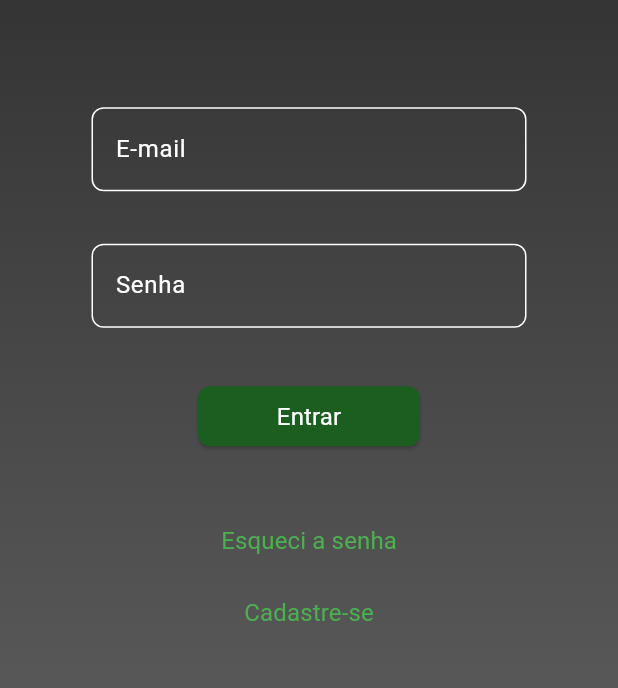
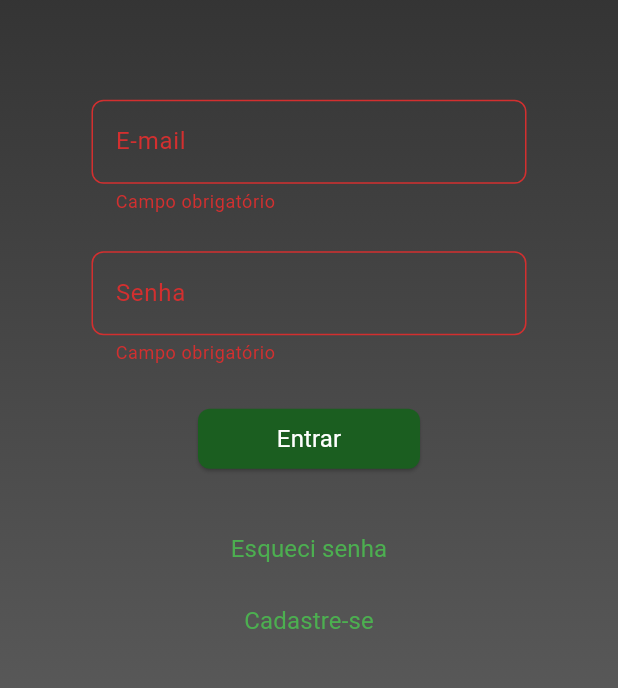
Before and after one commit to Lucas-1048/CaixaDeLetrasFront, a Flutter app: the screen it shows after launch, after a tap on "Entrar", on a phone screen of 412 x 824 dp, the part 363-1051 px from its top. Run offline on Flutter 3.47's test engine with Material 3 defaults, Android fonts, the phone set to English and light mode, and no system bars; our stand-ins replace dio, flutter_bloc, hive, hive_flutter; accounts and stored records are empty.

Commit message:
feature: Configuração de login

```diff
--- /dev/null
+++ b/lib/bloc/screens/login/login_event.dart
@@ -0,0 +1,10 @@
+part of 'login_bloc.dart';
+
+abstract class LoginEvent {
+  const LoginEvent();
+}
+
+class LoginFetchEvent extends LoginEvent {
+  const LoginFetchEvent({required this.loginUser});
+  final LoginUser loginUser;
+}
--- /dev/null
+++ b/lib/bloc/screens/login/login_state.dart
@@ -0,0 +1,20 @@
+part of 'login_bloc.dart';
+
+abstract class LoginState {
+  const LoginState();
+}
+
+class LoginInitial extends LoginState {}
+
+class LoginLoading extends LoginState {}
+
+class LoginFailured extends LoginState {}
+
+class LoginInternalError extends LoginState {}
+
+class LoginUnKownError extends LoginState {
+  final String message;
+  const LoginUnKownError(this.message);
+}
+
+class LoginSuccess extends LoginState {}
--- a/lib/components/cdl_text_form_field.dart
+++ b/lib/components/cdl_text_form_field.dart
@@ -4,19 +4,25 @@ class CDLTextFormField extends StatelessWidget {
   const CDLTextFormField({
     super.key,
     required this.labelText,
+    this.controller,
     this.keyboardType = TextInputType.text,
     this.obscureText = false,
+    this.validator,
     this.width,
   });
   final double? width;
   final String labelText;
   final TextInputType keyboardType;
   final bool obscureText;
+  final TextEditingController? controller;
+  final String? Function(String?)? validator;
   @override
   Widget build(BuildContext context) {
     return SizedBox(
       width: width,
       child: TextFormField(
+        validator: validator,
+        controller: controller,
         obscureText: obscureText,
         style: TextStyle(
           color: Colors.white,
--- a/lib/main.dart
+++ b/lib/main.dart
@@ -1,8 +1,13 @@
-import 'package:caixa_de_letras/screens/login/login_screen.dart';
+import 'package:caixa_de_letras/screens/login/login_builder.dart';
 import 'package:caixa_de_letras/themes/cdl_theme.dart';
+import 'package:caixa_de_letras/utils/hive/tokens/hive_tokens.dart';
 import 'package:flutter/material.dart';
+import 'package:hive_flutter/hive_flutter.dart';
 
-void main() {
+void main() async {
+  await Hive.initFlutter();
+  await HiveTokens.initHiveTokens();
+
   runApp(const MyApp());
 }
 
@@ -15,7 +20,7 @@ class MyApp extends StatelessWidget {
     return MaterialApp(
       title: 'Caixa de Letras',
       theme: cdlTheme,
-      home: const LoginScreen(),
+      home: const LoginBuilder(),
     );
   }
 }
--- /dev/null
+++ b/lib/models/User/login_user.dart
@@ -0,0 +1,18 @@
+class LoginUser {
+  final String email;
+  final String password;
+
+  LoginUser({required this.email, required this.password});
+
+  factory LoginUser.fromJson(Map<String, dynamic> json) {
+    return LoginUser(
+      email: json['email'],
+      password: json['password'],
+    );
+  }
+
+  Map<String, dynamic> toJson() => {
+        'email': email,
+        'password': password,
+      };
+}
--- /dev/null
+++ b/lib/screens/login/components/login_button.dart
@@ -0,0 +1,51 @@
+import 'package:caixa_de_letras/bloc/screens/login/login_bloc.dart';
+import 'package:flutter/material.dart';
+import 'package:flutter_bloc/flutter_bloc.dart';
+
+class LoginButton extends StatelessWidget {
+  const LoginButton({
+    super.key,
+    this.onPressed,
+  });
+  final Function()? onPressed;
+  @override
+  Widget build(BuildContext context) {
+    return BlocBuilder<LoginBloc, LoginState>(
+        bloc: context.read<LoginBloc>(),
+        builder: (context, state) {
+          return ElevatedButton(
+            onPressed: state is LoginLoading ? () {} : onPressed,
+            style: ElevatedButton.styleFrom(
+              backgroundColor: Colors.green.shade900,
+              shape: RoundedRectangleBorder(
+                borderRadius: BorderRadius.circular(8),
+              ),
+            ),
+            child: SizedBox(
+              width: 100,
+              height: 40,
+              child: Center(
+                  child: Visibility(
+                visible: state is! LoginLoading,
+                replacement: const SizedBox(
+                  height: 30,
+                  width: 30,
+                  child: CircularProgressIndicator(
+                    strokeWidth: 2,
+                    valueColor: AlwaysStoppedAnimation<Color>(Colors.white),
+                  ),
+                ),
+                child: Text(
+                  'Entrar',
+                  style: TextStyle(
+                    fontSize: 16,
+                    fontWeight: FontWeight.normal,
+                    color: Colors.white,
+                  ),
+                ),
+              )),
+            ),
+          );
+        });
+  }
+}
--- /dev/null
+++ b/lib/screens/login/components/login_text_button.dart
@@ -0,0 +1,22 @@
+import 'package:flutter/material.dart';
+
+class LoginTextButton extends StatelessWidget {
+  const LoginTextButton({
+    super.key,
+    required this.labelText,
+  });
+  final String labelText;
+  @override
+  Widget build(BuildContext context) {
+    return TextButton(
+      onPressed: () {},
+      child: Text(
+        labelText,
+        style: TextStyle(
+          fontSize: 16,
+          fontWeight: FontWeight.normal,
+        ),
+      ),
+    );
+  }
+}
--- /dev/null
+++ b/lib/screens/login/components/title_login.dart
@@ -0,0 +1,31 @@
+import 'package:flutter/material.dart';
+
+class TitleLogin extends StatelessWidget {
+  const TitleLogin({
+    super.key,
+  });
+
+  @override
+  Widget build(BuildContext context) {
+    return Container(
+      margin: const EdgeInsets.only(top: 100, bottom: 50),
+      alignment: Alignment.topCenter,
+      child: Column(
+        children: [
+          Image.asset(
+            'lib/assets/images/icons8-letterboxd-96.png',
+            width: 100,
+          ),
+          const Text(
+            'Caixa de Letras',
+            style: TextStyle(
+              fontWeight: FontWeight.bold,
+              color: Colors.white,
+              fontSize: 24,
+            ),
+          ),
+        ],
+      ),
+    );
+  }
+}
--- /dev/null
+++ b/lib/screens/login/login_builder.dart
@@ -0,0 +1,16 @@
+import 'package:caixa_de_letras/bloc/screens/login/login_bloc.dart';
+import 'package:caixa_de_letras/screens/login/login_screen.dart';
+import 'package:flutter/material.dart';
+import 'package:flutter_bloc/flutter_bloc.dart';
+
+class LoginBuilder extends StatelessWidget {
+  const LoginBuilder({super.key});
+
+  @override
+  Widget build(BuildContext context) {
+    return BlocProvider(
+      create: (context) => LoginBloc(),
+      child: const LoginScreen(),
+    );
+  }
+}
--- a/lib/screens/login/login_screen.dart
+++ b/lib/screens/login/login_screen.dart
@@ -1,15 +1,42 @@
+import 'package:caixa_de_letras/bloc/screens/login/login_bloc.dart';
 import 'package:caixa_de_letras/components/cdl_text_form_field.dart';
-import 'package:flutter/cupertino.dart';
+import 'package:caixa_de_letras/models/User/login_user.dart';
+import 'package:caixa_de_letras/screens/login/components/login_button.dart';
+import 'package:caixa_de_letras/screens/login/components/login_text_button.dart';
+import 'package:caixa_de_letras/screens/login/components/title_login.dart';
 import 'package:flutter/material.dart';
-import 'package:flutter/widgets.dart';
+import 'package:flutter_bloc/flutter_bloc.dart';
 
 class LoginScreen extends StatelessWidget {
   const LoginScreen({super.key});
 
   @override
   Widget build(BuildContext context) {
-    return Scaffold(
-      body: Container(
+    bool loginFailured = false;
+    final TextEditingController emailController = TextEditingController();
+    final TextEditingController passwordController = TextEditingController();
+    final formKeyLogin = GlobalKey<FormState>();
+    return Form(
+      key: formKeyLogin,
+      child: Scaffold(
+        body: BlocListener<LoginBloc, LoginState>(
+          bloc: context.read<LoginBloc>(),
+          listener: (context, state) {
+            if (state is LoginSuccess) {
+              debugPrint('Login realizado');
+              loginFailured = false;
+              formKeyLogin.currentState!.validate();
+              //TODO: Navegar para a próxima tela
+            }
+
+            if (state is LoginFailured) {
+              loginFailured = true;
+              formKeyLogin.currentState!.validate();
+              // emailController.clear();
+              // passwordController.clear();
+            }
+          },
+          child: Container(
             height: double.maxFinite,
             decoration: BoxDecoration(
               gradient: LinearGradient(
@@ -31,26 +58,7 @@ class LoginScreen extends StatelessWidget {
                       mainAxisAlignment: MainAxisAlignment.spaceAround,
                       crossAxisAlignment: CrossAxisAlignment.center,
                       children: [
-                    Container(
-                      margin: EdgeInsets.only(top: 100, bottom: 50),
-                      alignment: Alignment.topCenter,
-                      child: Column(
-                        children: [
-                          Image.asset(
-                            'lib/assets/images/icons8-letterboxd-96.png',
-                            width: 100,
-                          ),
-                          Text(
-                            'Caixa de Letras',
-                            style: TextStyle(
-                              fontWeight: FontWeight.bold,
-                              color: Colors.white,
-                              fontSize: 24,
-                            ),
-                          ),
-                        ],
-                      ),
-                    ),
+                        const TitleLogin(),
                         SizedBox(
                           height: 400,
                           child: Column(
@@ -58,60 +66,59 @@ class LoginScreen extends StatelessWidget {
                             children: [
                               CDLTextFormField(
                                 labelText: 'E-mail',
+                                controller: emailController,
                                 keyboardType: TextInputType.emailAddress,
                                 width: 290,
+                                validator: (emailText) {
+                                  if (emailText == null || emailText.isEmpty) {
+                                    return 'Campo obrigatório';
+                                  }
+                                  if (loginFailured) {
+                                    return 'E-mail ou senha inválidos';
+                                  }
+
+                                  return null;
+                                },
                               ),
                               CDLTextFormField(
                                 labelText: 'Senha',
+                                controller: passwordController,
                                 width: 290,
                                 keyboardType: TextInputType.visiblePassword,
                                 obscureText: true,
+                                validator: (passwordText) {
+                                  if (passwordText == null ||
+                                      passwordText.isEmpty) {
+                                    return 'Campo obrigatório';
+                                  }
+                                  if (loginFailured) {
+                                    return 'E-mail ou senha inválidos';
+                                  }
+
+                                  return null;
+                                },
                               ),
-                          ElevatedButton(
-                            onPressed: () {},
-                            child: SizedBox(
-                              width: 100,
-                              height: 40,
-                              child: Center(
-                                  child: Text(
-                                'Entrar',
-                                style: TextStyle(
-                                  fontSize: 16,
-                                  fontWeight: FontWeight.normal,
-                                  color: Colors.white,
+                              LoginButton(
+                                onPressed: () {
+                                  if (formKeyLogin.currentState!.validate()) {
+                                    LoginUser loginUser = LoginUser(
+                                      email: emailController.text,
+                                      password: passwordController.text,
+                                    );
+                                    context.read<LoginBloc>().add(
+                                        LoginFetchEvent(loginUser: loginUser));
+                                  }
+                                },
                               ),
-                              )),
-                            ),
-                            style: ElevatedButton.styleFrom(
-                              backgroundColor: Colors.green.shade900,
-                              shape: RoundedRectangleBorder(
-                                borderRadius: BorderRadius.circular(8),
-                              ),
-                            ),
-                          ),
-                          SizedBox(
+                              const SizedBox(
                                 height: 100,
                                 child: Column(
                                   children: [
-                                TextButton(
-                                  onPressed: () {},
-                                  child: Text(
-                                    'Esqueci a senha',
-                                    style: TextStyle(
-                                      fontSize: 16,
-                                      fontWeight: FontWeight.normal,
+                                    LoginTextButton(
+                                      labelText: 'Esqueci senha',
                                     ),
-                                  ),
-                                ),
-                                TextButton(
-                                  onPressed: () {},
-                                  child: Text(
-                                    'Cadastre-se',
-                                    style: TextStyle(
-                                      fontSize: 16,
-                                      fontWeight: FontWeight.normal,
-                                    ),
-                                  ),
+                                    LoginTextButton(
+                                      labelText: 'Cadastre-se',
                                     )
                                   ],
                                 ),
@@ -126,6 +133,8 @@ class LoginScreen extends StatelessWidget {
               ),
             ),
           ),
+        ),
+      ),
     );
   }
 }
--- a/lib/themes/cdl_theme.dart
+++ b/lib/themes/cdl_theme.dart
@@ -9,10 +9,8 @@ ThemeData cdlTheme = ThemeData(
     primarySwatch: CDLThemeColor.primaryColor,
   ),
   inputDecorationTheme: InputDecorationTheme(
-    labelStyle: TextStyle(color: Colors.white),
     floatingLabelStyle: TextStyle(color: CDLThemeColor.primaryColor),
     outlineBorder: BorderSide(color: Colors.black, width: 1.0),
-    hintStyle: TextStyle(color: Colors.white),
     border: OutlineInputBorder(
       borderRadius: BorderRadius.circular(8),
     ),
--- /dev/null
+++ b/lib/utils/exceptions/api_general/server_error.dart
@@ -0,0 +1,8 @@
+class ServerErroException implements Exception {
+  final String message;
+  ServerErroException(this.message);
+  @override
+  String toString() {
+    return message;
+  }
+}
--- /dev/null
+++ b/lib/utils/exceptions/api_general/unknow_error.dart
@@ -0,0 +1,8 @@
+class UnKonwError implements Exception {
+  final String message;
+  UnKonwError(this.message);
+  @override
+  String toString() {
+    return message;
+  }
+}
--- /dev/null
+++ b/lib/utils/exceptions/login/user_login_exception.dart
@@ -0,0 +1,8 @@
+class UserLoginException implements Exception {
+  final String message;
+  UserLoginException(this.message);
+  @override
+  String toString() {
+    return message;
+  }
+}
--- /dev/null
+++ b/lib/utils/hive/tokens/hive_tokens.dart
@@ -0,0 +1,8 @@
+import 'package:hive/hive.dart';
+
+class HiveTokens {
+  static Box<String>? tokenBox;
+  static Future<void> initHiveTokens() async {
+    HiveTokens.tokenBox = await Hive.openBox('tokens');
+  }
+}
--- a/pubspec.yaml
+++ b/pubspec.yaml
@@ -35,6 +35,12 @@ dependencies:
   # The following adds the Cupertino Icons font to your application.
   # Use with the CupertinoIcons class for iOS style icons.
   cupertino_icons: ^1.0.6
+  flutter_localization: ^0.2.0
+  intl_translation: ^0.19.0
+  flutter_bloc: ^8.1.4
+  dio: ^5.4.1
+  hive: ^2.2.3
+  hive_flutter: ^1.1.0
 
 dev_dependencies:
   flutter_test:
```
Also changed, not shown: lib/bloc/screens/login/login_bloc.dart (added, +34 -0 lines), lib/controller/User/ctl_login_user.dart (added, +13 -0 lines), lib/dio/User/dio_login_user.dart (added, +36 -0 lines), pubspec.lock, 2 other files. Lines whose indentation alone changed are shown as unchanged.
